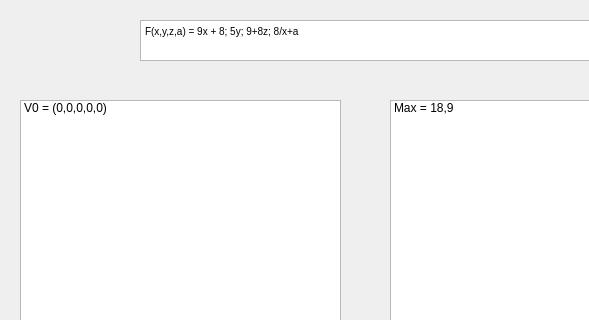
Samy206/Evaluation_vectorielle, file Affichage/display_4d.ui: the form before one commit; both pictures show x 0 to 589 and y 0 to 320 of the 740 by 452 pixel window.
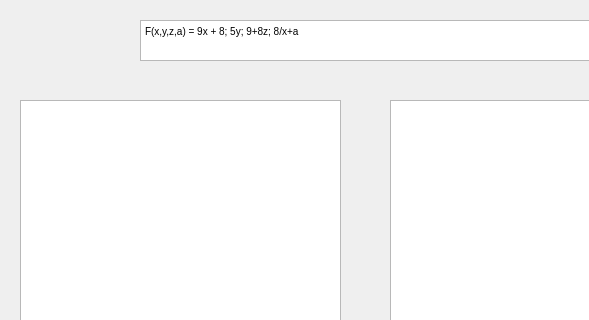
The form after the commit.

Commit message: ajout de la fenetre display4d

Patch:
```diff
--- a/Affichage/display_4d.ui
+++ b/Affichage/display_4d.ui
@@ -22,11 +22,6 @@
      <height>301</height>
     </rect>
    </property>
-   <item>
-    <property name="text">
-     <string>V0 = (0,0,0,0,0)</string>
-    </property>
-   </item>
   </widget>
   <widget class="QTextBrowser" name="Display_stat_2">
    <property name="geometry">
@@ -57,11 +52,6 @@
      <height>301</height>
     </rect>
    </property>
-   <item>
-    <property name="text">
-     <string>Max = 18,9</string>
-    </property>
-   </item>
   </widget>
  </widget>
  <resources/>
```
Left out of the diff: 2 changed lines with no effect on the pictures. The commit also changes 17 other files.
